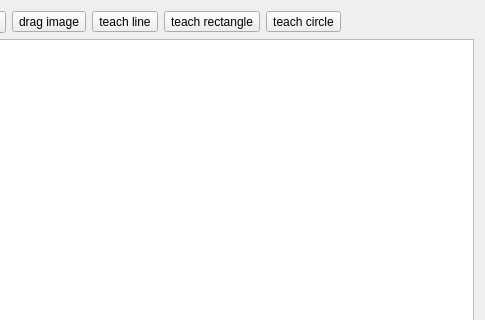
Before: the Qt Designer form ImageProcessing/ImageDisplay.ui in Ulle84/UllesSourceCode, drawn with Qt 5; both pictures show x 171 to 656 and y 0 to 320 of the 656 by 484 pixel window.
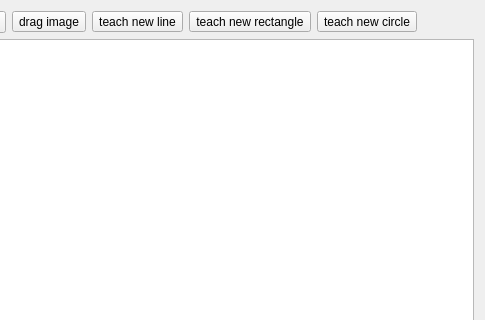
After: the same form once the commit is applied.

What changed in the file:
```diff
--- a/ImageProcessing/ImageDisplay.ui
+++ b/ImageProcessing/ImageDisplay.ui
@@ -43,7 +43,7 @@
      <item>
       <widget class="QToolButton" name="toolButtonTeachLine">
        <property name="text">
-        <string>teach line</string>
+        <string>teach new line</string>
        </property>
        <property name="checkable">
         <bool>true</bool>
@@ -53,7 +53,7 @@
      <item>
       <widget class="QToolButton" name="toolButtonTeachRectangle">
        <property name="text">
-        <string>teach rectangle</string>
+        <string>teach new rectangle</string>
        </property>
        <property name="checkable">
         <bool>true</bool>
@@ -63,7 +63,7 @@
      <item>
       <widget class="QToolButton" name="toolButtonTeachCircle">
        <property name="text">
-        <string>teach circle</string>
+        <string>teach new circle</string>
        </property>
        <property name="checkable">
         <bool>true</bool>
```
